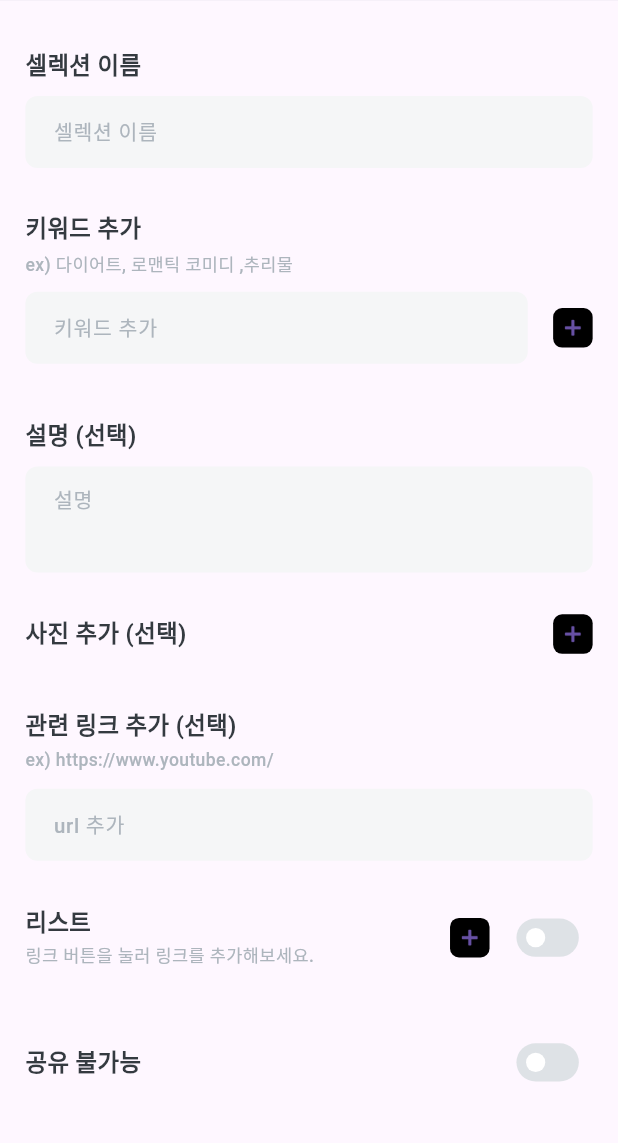
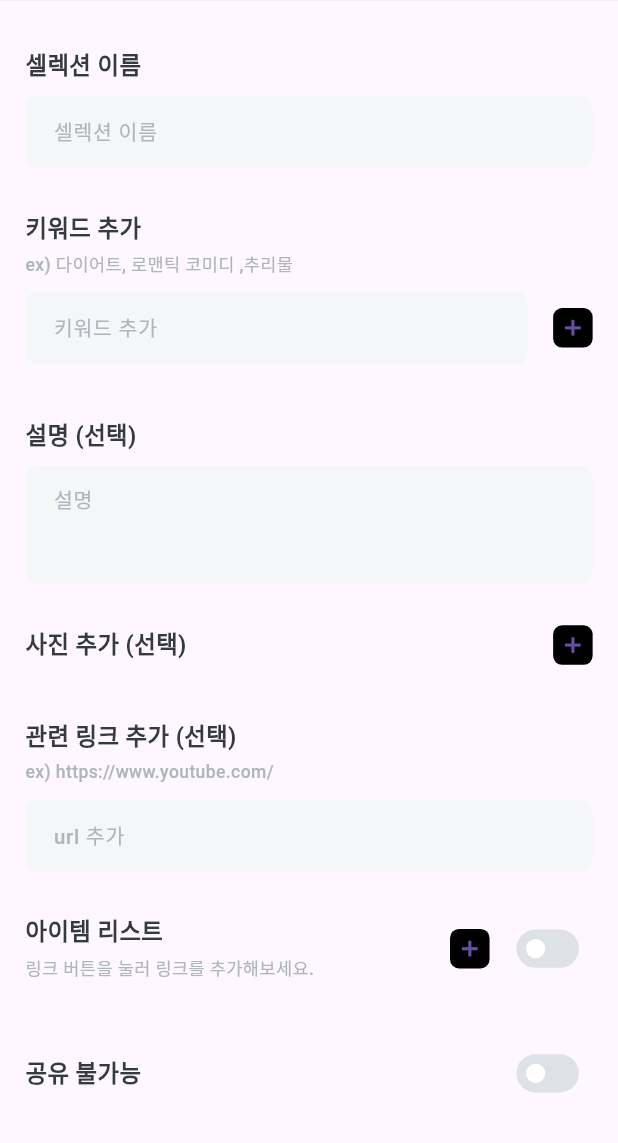
Before and after one commit to collecter1110/collecter, a Flutter app: the AddScreen screen opened directly, tab 2 chosen, scrolled down 130 dp, on a phone screen of 412 x 824 dp, the part 93-1236 px from its top. Run offline on Flutter 3.47's test engine with Material 3 defaults, Android fonts, the phone set to English and light mode, and no system bars; our stand-ins replace flutter_screenutil, image_picker; Roboto replaces fonts that are missing (Pretendard, PretendardRegular).

Commit message:
fix : Fix description textfield size

```diff
--- a/lib/components/widget/add_selection_widget.dart
+++ b/lib/components/widget/add_selection_widget.dart
@@ -254,6 +254,8 @@ class _AddSelectionWidgetState extends State<AddSelectionWidget> {
                 ),
                 Padding(
                   padding: EdgeInsets.symmetric(vertical: 8.0.h),
+                  child: SizedBox(
+                    height: 80.0.h,
                     child: TextFormField(
                       keyboardType: TextInputType.multiline,
                       controller: _descriptionController,
@@ -261,11 +263,8 @@ class _AddSelectionWidgetState extends State<AddSelectionWidget> {
                       textInputAction: TextInputAction.newline,
                       maxLines: null,
                       decoration: InputDecoration(
-                        contentPadding: EdgeInsets.only(
-                            left: 14.0.w,
-                            right: 14.0.w,
-                            top: 12.0.h,
-                            bottom: 40.0.h),
+                          contentPadding: EdgeInsets.symmetric(
+                              horizontal: 14.0.w, vertical: 12.0.h),
                           border: OutlineInputBorder(
                             borderRadius: BorderRadius.all(Radius.circular(8)),
                             borderSide: BorderSide.none,
@@ -276,6 +275,8 @@ class _AddSelectionWidgetState extends State<AddSelectionWidget> {
                           hintStyle: _hintTextStyle),
                       style: _fieldTextStyle,
                       onFieldSubmitted: (String value) {},
+                      expands: true,
+                    ),
                   ),
                 ),
                 SizedBox(
@@ -369,7 +370,7 @@ class _AddSelectionWidgetState extends State<AddSelectionWidget> {
                       crossAxisAlignment: CrossAxisAlignment.start,
                       children: [
                         Text(
-                          _isOrder ? '순서' : '리스트',
+                          _isOrder ? '아이템 순서' : '아이템 리스트',
                           style: TextStyle(
                             fontFamily: 'PretendardRegular',
                             fontSize: 16.sp,
```
Also changed, not shown: lib/components/widget/add_collection_widget.dart (+6 -5 lines). Lines whose indentation alone changed are shown as unchanged.
